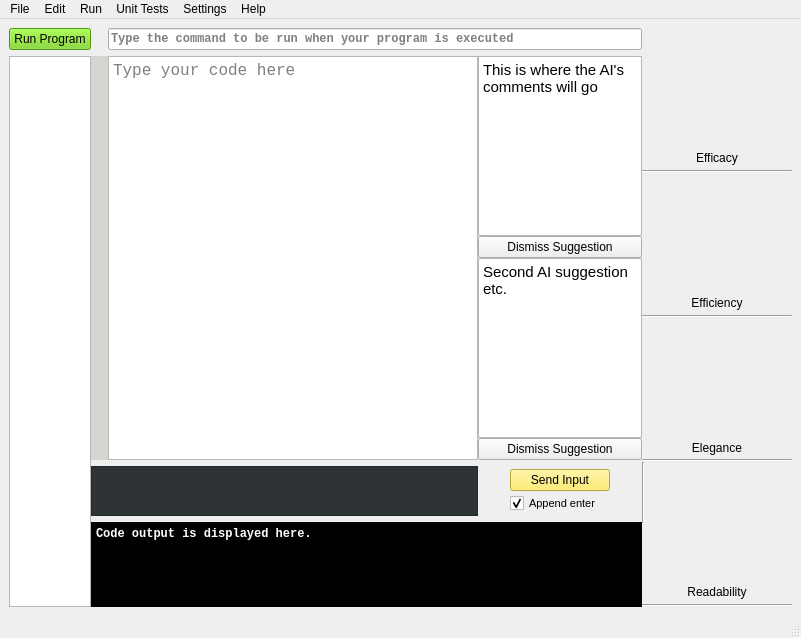
Qt form version2.ui (starswap/MLProgrammingIDE) before a commit.
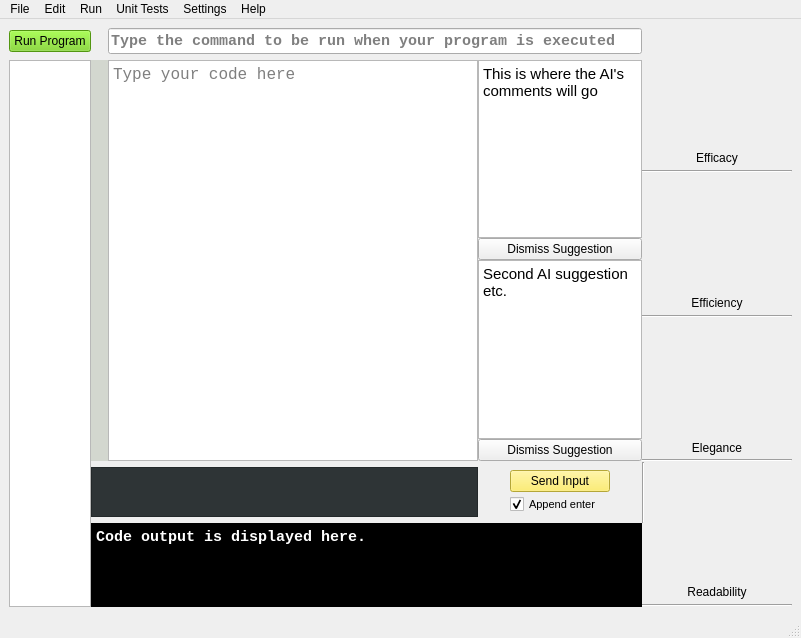
The same form after that commit. Custom widgets are drawn as their Qt base class.

Commit message: surely all the font troubles are fixed now

The edit to the form file:
```diff
--- a/version2.ui
+++ b/version2.ui
@@ -38,13 +38,15 @@
      <widget class="QLineEdit" name="runCommandBox">
       <property name="font">
        <font>
-        <family>monospace</family>
+        <family>Monospace</family>
+        <pointsize>11</pointsize>
         <weight>75</weight>
         <bold>true</bold>
+        <kerning>true</kerning>
        </font>
       </property>
       <property name="styleSheet">
-       <string notr="true">font-family: monospace;</string>
+       <string notr="true"/>
       </property>
       <property name="text">
        <string/>
@@ -58,13 +60,14 @@
      <widget class="QPlainTextEdit" name="outputWindow">
       <property name="font">
        <font>
-        <family>monospace</family>
+        <family>Monospace</family>
+        <pointsize>11</pointsize>
         <weight>75</weight>
         <bold>true</bold>
        </font>
       </property>
       <property name="styleSheet">
-       <string notr="true">background-color:black;color:white;font-family: monospace;</string>
+       <string notr="true">background-color:black;color:white;</string>
       </property>
       <property name="readOnly">
        <bool>true</bool>
@@ -88,6 +91,7 @@
       <property name="font">
        <font>
         <family>Monospace</family>
+        <pointsize>11</pointsize>
        </font>
       </property>
       <property name="styleSheet">
```
The commit also changes 3 other files.
